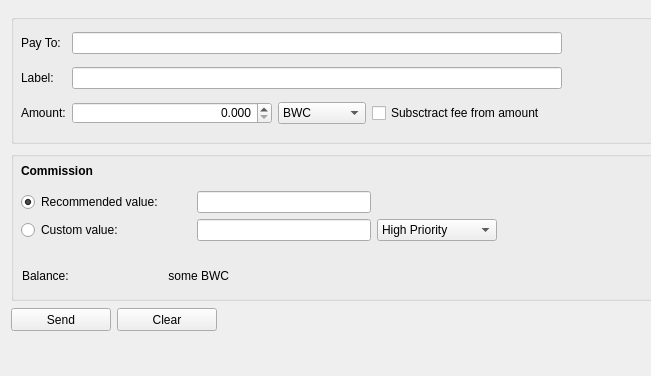
TemplateName56/Blockchain_Wallet, file client/gui/mainwindow.ui: the form before one commit; both pictures show x 0 to 651 and y 0 to 376 of the 800 by 600 pixel window.
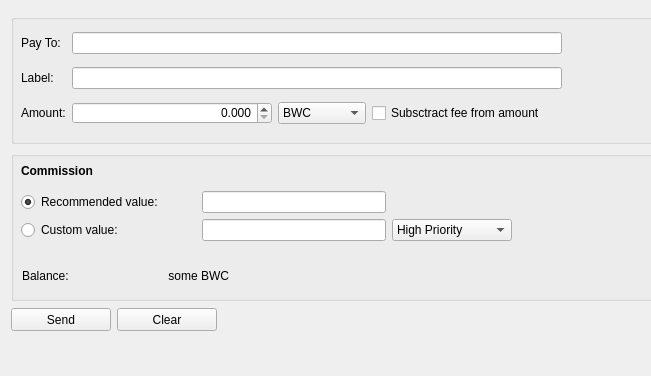
The form after the commit. The open tabs and pages were chosen to show the change.

```diff
--- a/client/gui/mainwindow.ui
+++ b/client/gui/mainwindow.ui
@@ -586,7 +586,7 @@
            <rect>
             <x>10</x>
             <y>40</y>
-            <width>476</width>
+            <width>491</width>
             <height>51</height>
            </rect>
           </property>
@@ -601,7 +601,7 @@
              </property>
              <property name="minimumSize">
               <size>
-               <width>170</width>
+               <width>175</width>
                <height>20</height>
               </size>
              </property>
```
Left out of the diff: 22 changed lines with no effect on the pictures.
